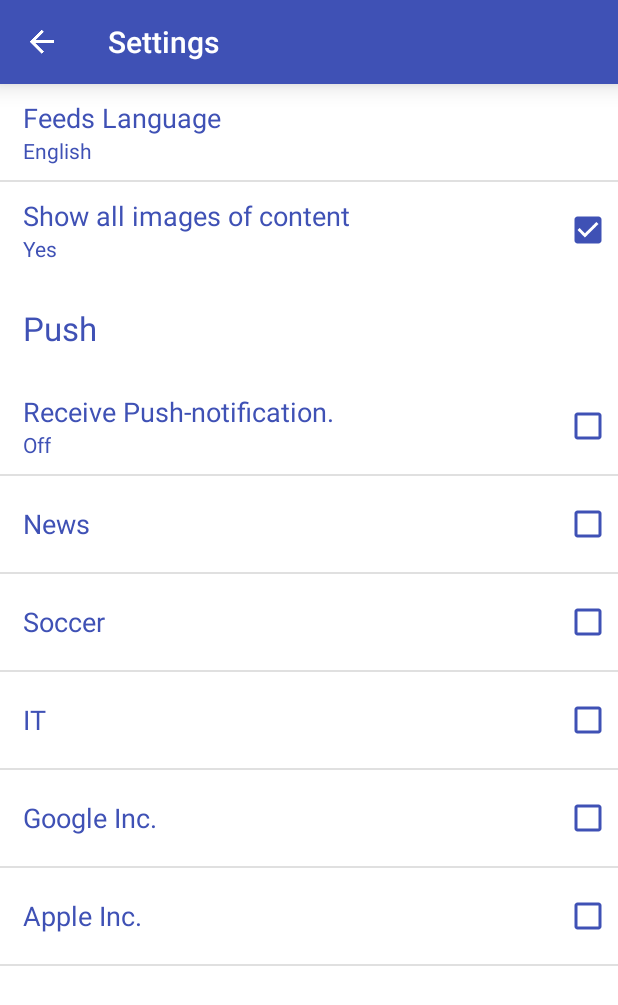
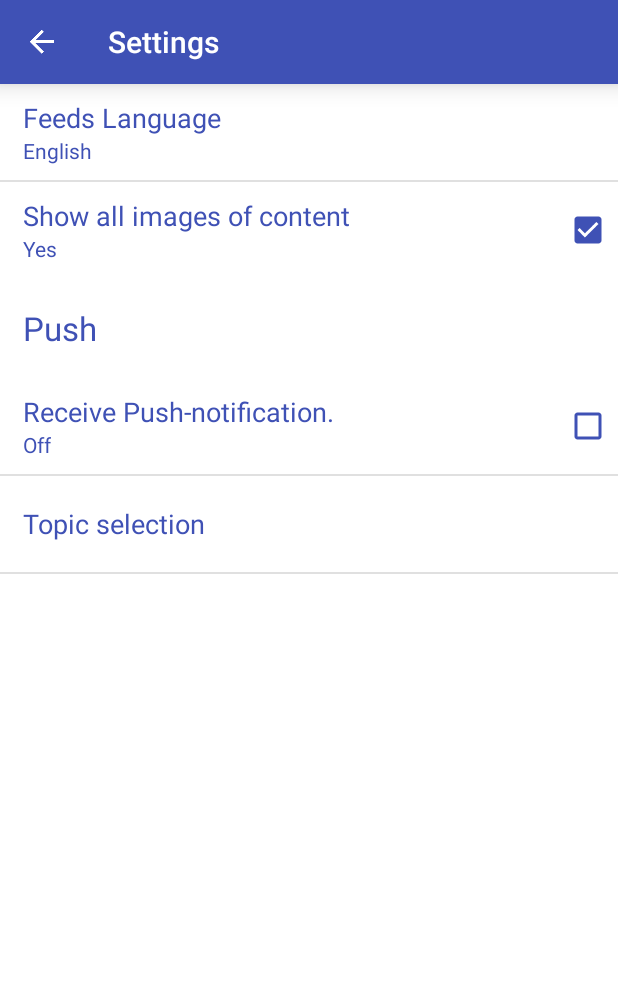
Before and after one commit to XinyueZ/cusnews, an Android app: the SettingActivity screen opened directly, with no data from a screen before it, on a phone screen of 412 x 824 dp. Shown: the top 1005 px of the screen. Run offline under Robolectric (Android 15) with nearby library versions, the phone set to English and light mode, and no system bars; libraries missing offline, so code that uses them is left out: com.chopping.application, com.chopping.bus, com.chopping.exceptions, de.greenrobot.event; 4 statements that could not run were skipped.

Commit message:
Add dialog to selections of topics.

```diff
--- a/Cus!News/app/src/main/java/com/cusnews/app/activities/SettingActivity.java
+++ b/Cus!News/app/src/main/java/com/cusnews/app/activities/SettingActivity.java
@@ -13,6 +13,7 @@ import android.os.Bundle;
 import android.preference.CheckBoxPreference;
 import android.preference.ListPreference;
 import android.preference.Preference;
+import android.preference.Preference.OnPreferenceClickListener;
 import android.preference.PreferenceActivity;
 import android.support.v4.app.ActivityCompat;
 import android.support.v4.content.LocalBroadcastManager;
@@ -174,17 +175,14 @@ public final class SettingActivity extends PreferenceActivity implements Prefere
 		//Push.
 		CheckBoxPreference pushOnOff = (CheckBoxPreference) findPreference(Prefs.KEY_PUSH_ON_OFF);
 		pushOnOff.setOnPreferenceChangeListener(this);
-		CheckBoxPreference pushNews = (CheckBoxPreference) findPreference(Prefs.KEY_PUSH_NEWS);
-		pushNews.setOnPreferenceChangeListener(this);
-		CheckBoxPreference pushFootball = (CheckBoxPreference) findPreference(Prefs.KEY_PUSH_FOOTBALL);
-		pushFootball.setOnPreferenceChangeListener(this);
-		CheckBoxPreference pushInternet = (CheckBoxPreference) findPreference(Prefs.KEY_PUSH_INTERNET);
-		pushInternet.setOnPreferenceChangeListener(this);
-		CheckBoxPreference pushGoogle = (CheckBoxPreference) findPreference(Prefs.KEY_PUSH_GOOGLE);
-		pushGoogle.setOnPreferenceChangeListener(this);
-		CheckBoxPreference pushApple = (CheckBoxPreference) findPreference(Prefs.KEY_PUSH_APPLE);
-		pushApple.setOnPreferenceChangeListener(this);
-
+		Preference selection =  findPreference(Prefs.KEY_PUSH_TOPICS_SELECTIONS);
+		selection.setOnPreferenceClickListener(new OnPreferenceClickListener() {
+			@Override
+			public boolean onPreferenceClick(Preference preference) {
+				TopicListActivity.showInstance(SettingActivity.this);
+				return true;
+			}
+		});
 
 
 		((MarginLayoutParams) findViewById(android.R.id.list).getLayoutParams()).topMargin = getActionBarHeight(this);
@@ -268,12 +266,12 @@ public final class SettingActivity extends PreferenceActivity implements Prefere
 		String lang = Prefs.getInstance().getLanguage();
 		if (preference.getKey().equals(Prefs.KEY_PUSH_ON_OFF)) {
 			if (Boolean.valueOf(newValue.toString())) {
-				mPb = ProgressDialog.show(this, null, "Registering");
+				mPb = ProgressDialog.show(this, null, getString(R.string.lbl_registering));
 				mPb.setCancelable(true);
 				Intent intent = new Intent(this, RegistrationIntentService.class);
 				startService(intent);
 			} else {
-				mPb = ProgressDialog.show(this, null, "Unregister");
+				mPb = ProgressDialog.show(this, null, getString(R.string.lbl_unregistered));
 				mPb.setCancelable(true);
 				Intent intent = new Intent(this, UnregistrationIntentService.class);
 				startService(intent);
@@ -281,18 +279,22 @@ public final class SettingActivity extends PreferenceActivity implements Prefere
 		}
 
 
-		if (preference.getKey().equals(Prefs.KEY_PUSH_NEWS)) {
-			if (Boolean.valueOf(newValue.toString())) {
-				Intent intent = new Intent(this, SubscribeIntentService.class);
-				intent.putExtra(SubscribeIntentService.TOPIC, "global-" + lang );
-				startService(intent);
-			} else {
-				Intent intent = new Intent(this, UnsubscribeIntentService.class);
-				intent.putExtra(UnsubscribeIntentService.TOPIC, "global-" + lang );
-				startService(intent);
-			}
+		//if (preference.getKey().equals(Prefs.KEY_PUSH_TOPICS_SELECTIONS)) {
+//			if (Boolean.valueOf(newValue.toString())) {
+//				mPb = ProgressDialog.show(this, null, getString(R.string.lbl_subscribe));
+//				mPb.setCancelable(true);
+//				Intent intent = new Intent(this, SubscribeIntentService.class);
+//				intent.putExtra(SubscribeIntentService.TOPIC, "global-" + lang );
+//				startService(intent);
+//			} else {
+//				mPb = ProgressDialog.show(this, null, getString(R.string.lbl_unscribe));
+//				mPb.setCancelable(true);
+//				Intent intent = new Intent(this, UnsubscribeIntentService.class);
+//				intent.putExtra(UnsubscribeIntentService.TOPIC, "global-" + lang );
+//				startService(intent);
+//			}
 
-		}
+//		}
 		return true;
 	}
 
--- a/Cus!News/app/src/main/res/values/strings.xml
+++ b/Cus!News/app/src/main/res/values/strings.xml
@@ -21,6 +21,10 @@
     <string name="lbl_sync_label_removed">Synchronized removing tab.</string>
     <string name="lbl_register_push_failed">Can\'t register push-notification, do you have Internet?</string>
     <string name="lbl_unregister_push_failed">Can\'t unregister push-notification, do you have Internet?</string>
+    <string name="lbl_registering">Registering…</string>
+    <string name="lbl_unregistered">Unregistered…</string>
+    <string name="lbl_subscribe">Subscribing…</string>
+    <string name="lbl_unscribe">Unsubscribing…</string>
 
     <string name="suggestion_auth" translatable="false">com.cusnews.app.SearchSuggestionProvider</string>
 
@@ -92,6 +96,7 @@
     <string name="setting_push_open_close">Receive Push-notification.</string>
     <string name="setting_push_open">On</string>
     <string name="setting_push_close">Off</string>
+    <string name="setting_push_selection">Topic selection</string>
     <string name="setting_push_news">News</string>
     <string name="setting_push_football">Soccer</string>
     <string name="setting_push_internet">IT</string>
--- a/Cus!News/app/src/main/res/xml/settings.xml
+++ b/Cus!News/app/src/main/res/xml/settings.xml
@@ -27,35 +27,10 @@
             android:summaryOff="@string/setting_push_close"
             android:summaryOn="@string/setting_push_open"
             android:title="@string/setting_push_open_close" />
-        <CheckBoxPreference
+        <Preference
             android:defaultValue="false"
-            android:key="key.push.news"
+            android:key="key.push.topics.selection"
             android:layout="@layout/setting_item"
-            android:title="@string/setting_push_news"
-            android:visibility="gone" />
-        <CheckBoxPreference
-            android:defaultValue="false"
-            android:key="key.push.football"
-            android:layout="@layout/setting_item"
-            android:title="@string/setting_push_football"
-            android:visibility="gone" />
-        <CheckBoxPreference
-            android:defaultValue="false"
-            android:key="key.push.internet"
-            android:layout="@layout/setting_item"
-            android:title="@string/setting_push_internet"
-            android:visibility="gone" />
-        <CheckBoxPreference
-            android:defaultValue="false"
-            android:key="key.push.google"
-            android:layout="@layout/setting_item"
-            android:title="@string/setting_push_google"
-            android:visibility="gone" />
-        <CheckBoxPreference
-            android:defaultValue="false"
-            android:key="key.push.apple"
-            android:layout="@layout/setting_item"
-            android:title="@string/setting_push_apple"
-            android:visibility="gone" />
+            android:title="@string/setting_push_selection" />
     </PreferenceCategory>
 </PreferenceScreen>
```
Also changed, not shown: Cus!News/app/src/main/AndroidManifest.xml (+20 -21 lines), Cus!News/app/src/main/java/com/cusnews/app/activities/TopicListActivity.java (added, +43 -0 lines), Cus!News/app/src/main/java/com/cusnews/app/adapters/TopicListAdapter.java (added, +94 -0 lines), Cus!News/app/src/main/java/com/cusnews/app/adapters/TopicListAdapterBinder.java (added, +12 -0 lines), Cus!News/app/src/main/java/com/cusnews/app/fragments/TopicListFragment.java (added, +62 -0 lines), Cus!News/app/src/main/java/com/cusnews/ds/Topic.java (added, +38 -0 lines), Cus!News/app/src/main/java/com/cusnews/ds/TopicsFactory.java (added, +29 -0 lines), Cus!News/app/src/main/java/com/cusnews/utils/Prefs.java (+84 -15 lines), Cus!News/app/src/main/java/com/cusnews/widgets/CheckBoxFontTextView.java (added, +88 -0 lines), Cus!News/app/src/main/res/layout/activity_topic_list.xml (added, +8 -0 lines), Cus!News/app/src/main/res/layout/fragment_topic_list.xml (added, +20 -0 lines), Cus!News/app/src/main/res/layout/item_topic_list.xml (added, +35 -0 lines), 2 other files.
